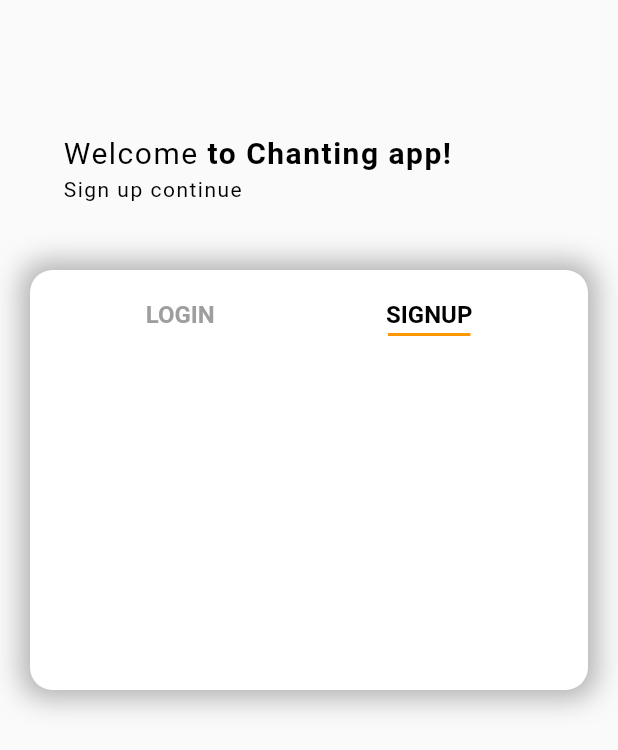
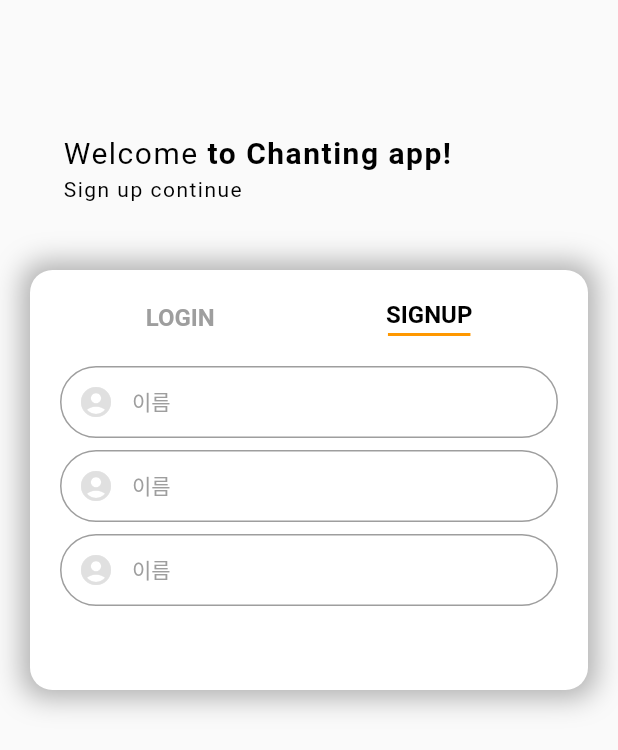
Before and after one commit to Yoochanhong/chat_app, a Flutter app: the screen it shows after launch, on a phone screen of 412 x 824 dp. Shown: the top 750 px of the screen. Run offline on Flutter 3.47's test engine with Material 2 defaults, Android fonts, the phone set to English and light mode, and no system bars.

Commit message:
⚜️ :: TextFormField 추가

```diff
--- a/lib/login_screen.dart
+++ b/lib/login_screen.dart
@@ -77,7 +77,9 @@ class _LoginScreenState extends State<LoginScreen> {
                       spreadRadius: 5,
                     ),
                   ]),
-              child: Row(
+              child: Column(
+                children: [
+                  Row(
                     mainAxisAlignment: MainAxisAlignment.spaceAround,
                     children: [
                       GestureDetector(
@@ -93,7 +95,9 @@ class _LoginScreenState extends State<LoginScreen> {
                               style: TextStyle(
                                 fontSize: 16,
                                 fontWeight: FontWeight.bold,
-                            color: !isSignupScreen ? Colors.black : Colors.grey,
+                                color: !isSignupScreen
+                                    ? Colors.black
+                                    : Colors.grey,
                               ),
                             ),
                             if (!isSignupScreen)
@@ -119,7 +123,8 @@ class _LoginScreenState extends State<LoginScreen> {
                               style: TextStyle(
                                 fontSize: 16,
                                 fontWeight: FontWeight.bold,
-                            color: isSignupScreen ? Colors.black : Colors.grey,
+                                color:
+                                    isSignupScreen ? Colors.black : Colors.grey,
                               ),
                             ),
                             if (isSignupScreen)
@@ -134,6 +139,125 @@ class _LoginScreenState extends State<LoginScreen> {
                       ),
                     ],
                   ),
+                  Container(
+                    margin: EdgeInsets.only(top: 20),
+                    child: Form(
+                      child: Column(
+                        children: [
+                          TextFormField(
+                            decoration: InputDecoration(
+                              prefixIcon: Icon(
+                                Icons.account_circle,
+                                color: Colors.grey[300],
+                              ),
+                              enabledBorder: OutlineInputBorder(
+                                borderSide: BorderSide(
+                                  color: Colors.grey,
+                                ),
+                                borderRadius: BorderRadius.all(
+                                  Radius.circular(
+                                    35.0,
+                                  ),
+                                ),
+                              ),
+                              focusedBorder: OutlineInputBorder(
+                                borderSide: BorderSide(
+                                  color: Colors.grey,
+                                ),
+                                borderRadius: BorderRadius.all(
+                                  Radius.circular(
+                                    35.0,
+                                  ),
+                                ),
+                              ),
+                              hintText: '이름',
+                              hintStyle: TextStyle(
+                                fontSize: 14,
+                                color: Colors.grey,
+                              ),
+                              contentPadding: EdgeInsets.all(10),
+                            ),
+                          ),
+                          SizedBox(
+                            height: 8,
+                          ),
+                          TextFormField(
+                            decoration: InputDecoration(
+                              prefixIcon: Icon(
+                                Icons.account_circle,
+                                color: Colors.grey[300],
+                              ),
+                              enabledBorder: OutlineInputBorder(
+                                borderSide: BorderSide(
+                                  color: Colors.grey,
+                                ),
+                                borderRadius: BorderRadius.all(
+                                  Radius.circular(
+                                    35.0,
+                                  ),
+                                ),
+                              ),
+                              focusedBorder: OutlineInputBorder(
+                                borderSide: BorderSide(
+                                  color: Colors.grey,
+                                ),
+                                borderRadius: BorderRadius.all(
+                                  Radius.circular(
+                                    35.0,
+                                  ),
+                                ),
+                              ),
+                              hintText: '이름',
+                              hintStyle: TextStyle(
+                                fontSize: 14,
+                                color: Colors.grey,
+                              ),
+                              contentPadding: EdgeInsets.all(10),
+                            ),
+                          ),
+                          SizedBox(
+                            height: 8,
+                          ),
+                          TextFormField(
+                            decoration: InputDecoration(
+                              prefixIcon: Icon(
+                                Icons.account_circle,
+                                color: Colors.grey[300],
+                              ),
+                              enabledBorder: OutlineInputBorder(
+                                borderSide: BorderSide(
+                                  color: Colors.grey,
+                                ),
+                                borderRadius: BorderRadius.all(
+                                  Radius.circular(
+                                    35.0,
+                                  ),
+                                ),
+                              ),
+                              focusedBorder: OutlineInputBorder(
+                                borderSide: BorderSide(
+                                  color: Colors.grey,
+                                ),
+                                borderRadius: BorderRadius.all(
+                                  Radius.circular(
+                                    35.0,
+                                  ),
+                                ),
+                              ),
+                              hintText: '이름',
+                              hintStyle: TextStyle(
+                                fontSize: 14,
+                                color: Colors.grey,
+                              ),
+                              contentPadding: EdgeInsets.all(10),
+                            ),
+                          ),
+                        ],
+                      ),
+                    ),
+                  ),
+                ],
+              ),
             ),
           ),
         ],
```
Lines whose indentation alone changed are shown as unchanged.
